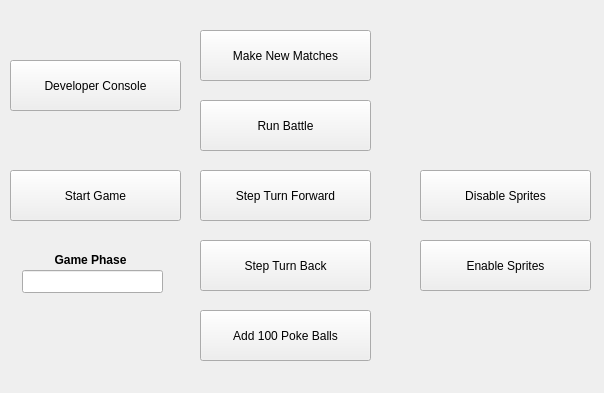
Above: client/qtassets/debug_battlewindow.ui from chillymango/autobattler_demo before the change. Below: the same form after it.
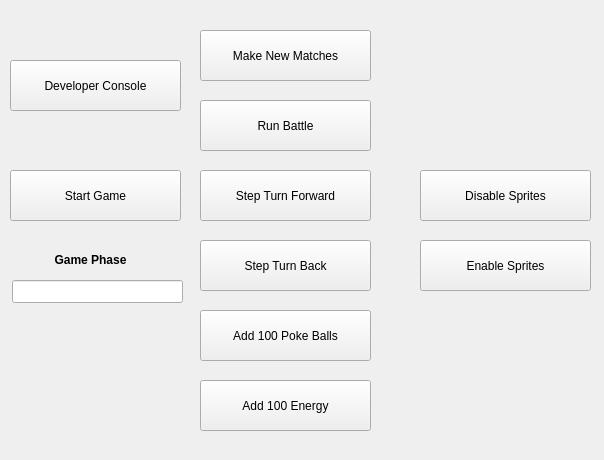
That is the form after the change.

Commit message: adding pidgeotto fixing some creep round matchmaking logic making storage window print nicknames button utils

Patch:
```diff
--- a/client/qtassets/debug_battlewindow.ui
+++ b/client/qtassets/debug_battlewindow.ui
@@ -7,7 +7,7 @@
     <x>0</x>
     <y>0</y>
     <width>604</width>
-    <height>393</height>
+    <height>460</height>
    </rect>
   </property>
   <property name="windowTitle">
@@ -94,9 +94,9 @@
   <widget class="QLineEdit" name="gamePhase">
    <property name="geometry">
     <rect>
-     <x>22</x>
-     <y>270</y>
-     <width>141</width>
+     <x>12</x>
+     <y>280</y>
+     <width>171</width>
      <height>23</height>
     </rect>
    </property>
@@ -165,6 +165,19 @@
     <string>Enable Sprites</string>
    </property>
   </widget>
+  <widget class="QPushButton" name="addEnergy">
+   <property name="geometry">
+    <rect>
+     <x>200</x>
+     <y>380</y>
+     <width>171</width>
+     <height>51</height>
+    </rect>
+   </property>
+   <property name="text">
+    <string>Add 100 Energy</string>
+   </property>
+  </widget>
  </widget>
  <resources/>
  <connections/>
```
The commit also changes 14 other files.
